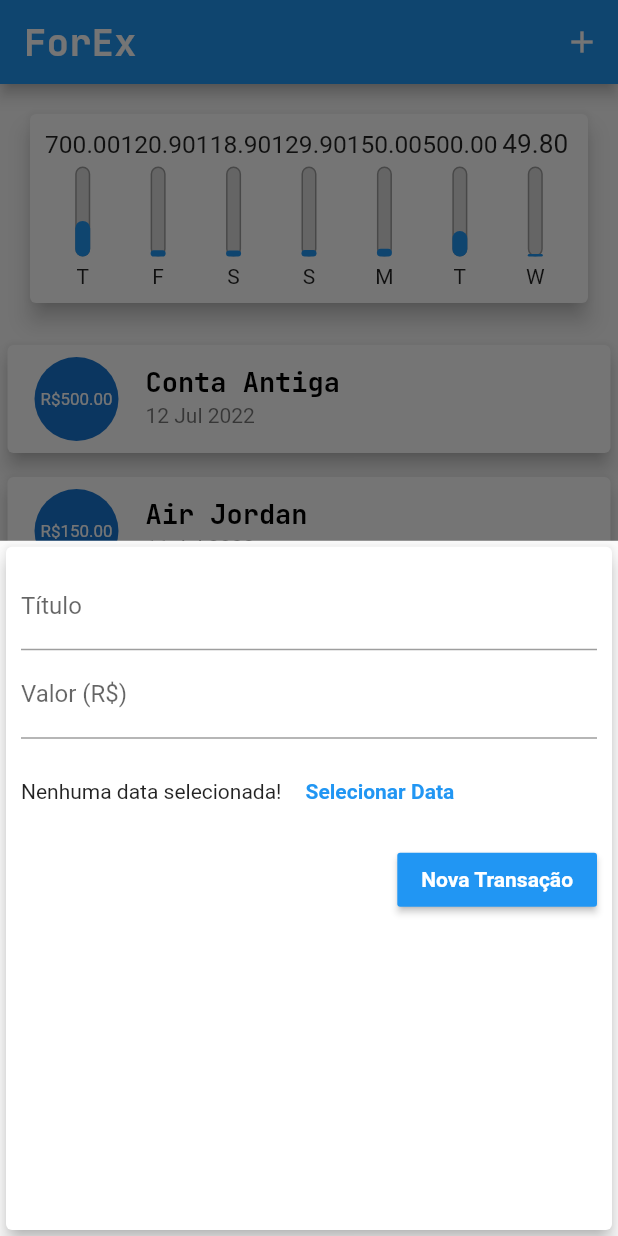
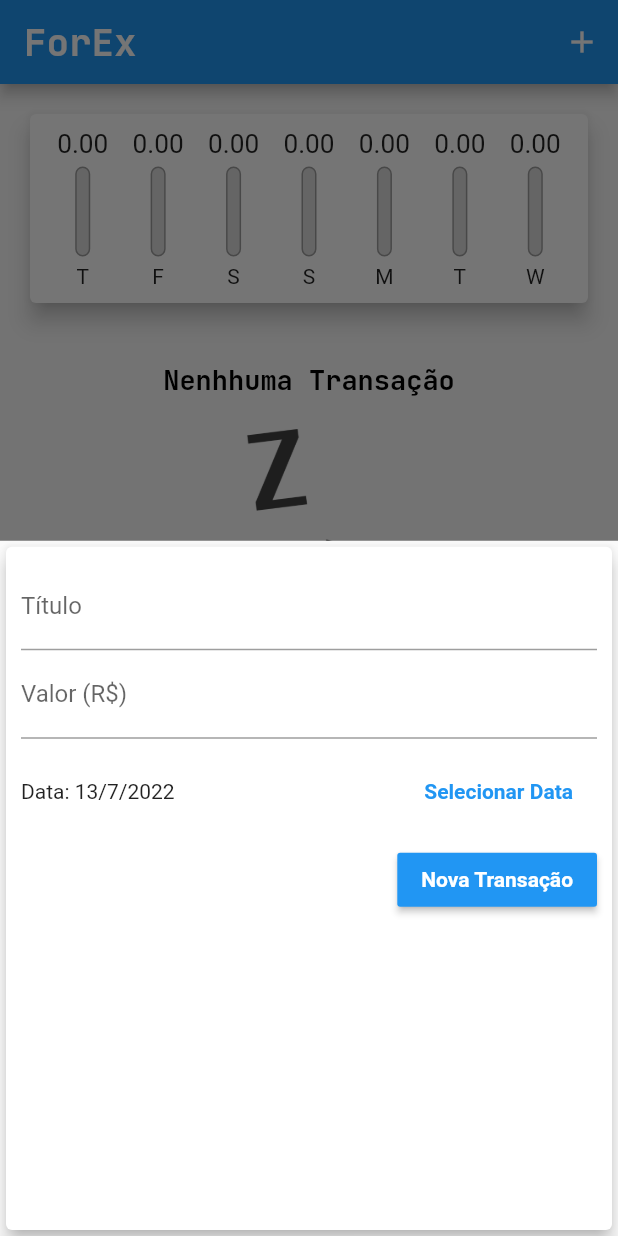
Before and after one commit to JoaoVGStahl/expenses, a Flutter app: the screen it shows after launch, after a tap on the "add" icon, on a phone screen of 412 x 824 dp. Run offline on Flutter 3.47's test engine with Material 2 defaults, Android fonts, the phone set to English and light mode, and no system bars.

Commit message:
Selecionando data

```diff
--- a/lib/components/chart.dart
+++ b/lib/components/chart.dart
@@ -53,7 +53,7 @@ class Chart extends StatelessWidget {
               child: ChartBar(
                 label: tr['day'] as String,
                 value: tr['value'] as double,
-                percentage: (tr['value'] as double) / _weekTotalValue,
+                percentage: _weekTotalValue == 0 ? 0 : (tr['value'] as double) / _weekTotalValue,
               ),
             );
           }).toList(),
--- a/lib/components/transaction_form.dart
+++ b/lib/components/transaction_form.dart
@@ -2,9 +2,10 @@ import 'package:flutter/src/foundation/key.dart';
 import 'package:flutter/src/widgets/framework.dart';
 
 import 'package:flutter/material.dart';
+import 'package:intl/intl.dart';
 
 class TransactionForm extends StatefulWidget {
-  final void Function(String, double) onSubmit;
+  final void Function(String, double, DateTime) onSubmit;
 
   TransactionForm(this.onSubmit);
 
@@ -13,19 +14,35 @@ class TransactionForm extends StatefulWidget {
 }
 
 class _TransactionFormState extends State<TransactionForm> {
-  final tittleController = TextEditingController();
-
-  final valueController = TextEditingController();
+  final _tittleController = TextEditingController();
+  final _valueController = TextEditingController();
+  DateTime _selectedDate = DateTime.now();
 
   _submitForm() {
-    final title = tittleController.text;
-    final value = double.tryParse(valueController.text) ?? 0.0;
+    final title = _tittleController.text;
+    final value = double.tryParse(_valueController.text) ?? 0.0;
 
-    if (title.isEmpty || value <= 0) {
+    if (title.isEmpty || value <= 0 || _selectedDate == null) {
       return;
     }
 
-    widget.onSubmit(title, value);
+    widget.onSubmit(title, value, _selectedDate);
+  }
+
+  _showDatePicker() {
+    showDatePicker(
+      context: context,
+      initialDate: DateTime.now(),
+      firstDate: DateTime(2022),
+      lastDate: DateTime.now(),
+    ).then((pickedDate) {
+      if(pickedDate == null) return;
+
+      setState(() {
+        _selectedDate = pickedDate;
+      });
+
+    });
   }
 
   @override
@@ -37,14 +54,14 @@ class _TransactionFormState extends State<TransactionForm> {
         child: Column(
           children: [
             TextField(
-              controller: tittleController,
+              controller: _tittleController,
               onSubmitted: (_) => _submitForm(),
               decoration: InputDecoration(
                 labelText: "Título",
               ),
             ),
             TextField(
-              controller: valueController,
+              controller: _valueController,
               keyboardType: TextInputType.numberWithOptions(decimal: true),
               onSubmitted: (_) => _submitForm(),
               decoration: InputDecoration(
@@ -55,11 +72,18 @@ class _TransactionFormState extends State<TransactionForm> {
               height: 70,
               child: Row(
                 children: [
-                  Text("Nenhuma data selecionada!"),
+                  Expanded(
+                    child: Text(_selectedDate == null
+                        ? "Nenhuma data selecionada!"
+                        : "Data: ${DateFormat("d/M/y").format(_selectedDate!)}"),
+                  ),
                   FlatButton(
                     textColor: Theme.of(context).colorScheme.primary,
-                    onPressed: () {},
-                    child: Text("Selecionar Data", style: TextStyle(fontWeight: FontWeight.bold),),
+                    onPressed: _showDatePicker,
+                    child: Text(
+                      "Selecionar Data",
+                      style: TextStyle(fontWeight: FontWeight.bold),
+                    ),
                   ),
                 ],
               ),
--- a/lib/main.dart
+++ b/lib/main.dart
@@ -27,11 +27,8 @@ class ExpensesApp extends StatelessWidget {
                 fontWeight: FontWeight.bold,
                 color: Colors.black,
               ),
-            button: TextStyle(
-              color: Colors.white,
-              fontWeight: FontWeight.bold
-            )
-          ),
+              button:
+                  TextStyle(color: Colors.white, fontWeight: FontWeight.bold)),
           appBarTheme: AppBarTheme(
             titleTextStyle: TextStyle(
               fontFamily: 'JetBrainsMono',
@@ -49,56 +46,7 @@ class MyHomePage extends StatefulWidget {
 }
 
 class _MyHomePageState extends State<MyHomePage> {
-  final List<Transaction> _transcations = [
-    Transaction(
-      id: "t0",
-      title: "Conta Antiga",
-      value: 500.00,
-      date: DateTime.now().subtract(Duration(days: 1)),
-    ),
-    Transaction(
-      id: "t1",
-      title: "Air Jordan",
-      value: 150.00,
-      date: DateTime.now().subtract(Duration(days: 2)),
-    ),
-    Transaction(
-      id: "t2",
-      title: "Conta Internet",
-      value: 129.90,
-      date: DateTime.now().subtract(Duration(days: 3)),
-    ),
-    Transaction(
-      id: "t3",
-      title: "Conta Energia",
-      value: 118.90,
-      date: DateTime.now().subtract(Duration(days: 4)),
-    ),
-    Transaction(
-      id: "t4",
-      title: "Gás",
-      value: 120.90,
-      date: DateTime.now().subtract(Duration(days: 5)),
-    ),
-    Transaction(
-      id: "t5",
-      title: "Parcela MT-03",
-      value: 700.00,
-      date: DateTime.now().subtract(Duration(days: 6)),
-    ),
-    Transaction(
-      id: "t6",
-      title: "Seguro",
-      value: 148.80,
-      date: DateTime.now().subtract(Duration(days: 7)),
-    ),
-    Transaction(
-      id: "t7",
-      title: "Curso",
-      value: 49.80,
-      date: DateTime.now(),
-    ),
-  ];
+  final List<Transaction> _transcations = [];
 
   List<Transaction> get _recentTransactions {
     return _transcations.where((tr) {
@@ -114,12 +62,12 @@ class _MyHomePageState extends State<MyHomePage> {
         });
   }
 
-  _addTransaction(String title, double value) {
+  _addTransaction(String title, double value, DateTime date) {
     final newTransaction = Transaction(
       id: Random().nextDouble().toString(),
       title: title,
       value: value,
-      date: DateTime.now(),
+      date: date,
     );
 
     setState(() {
```
Lines whose indentation alone changed are shown as unchanged.
